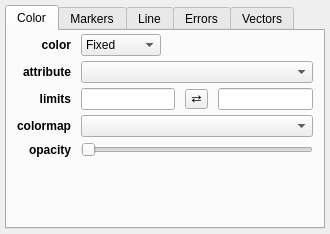
Before: the Qt Designer form glue/viewers/scatter/qt/layer_style_editor.ui in glue-viz/glue, drawn with Qt 5.
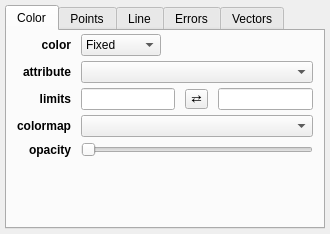
After: the same form once the commit is applied. Custom widgets are drawn as their Qt base class.

```diff
--- a/glue/viewers/scatter/qt/layer_style_editor.ui
+++ b/glue/viewers/scatter/qt/layer_style_editor.ui
@@ -246,7 +246,7 @@
      </widget>
      <widget class="QWidget" name="tab_2">
       <attribute name="title">
-       <string>Markers</string>
+       <string>Points</string>
       </attribute>
       <layout class="QGridLayout" name="gridLayout_4">
        <property name="leftMargin">
```
